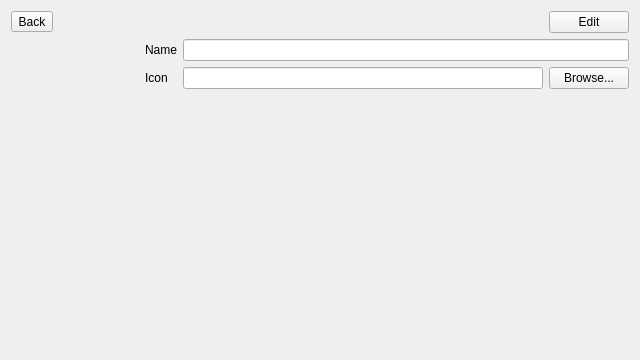
Qt form ui/settings/PageDetailsWidget.ui (OpenFairWind/FairWindSK) before a commit.
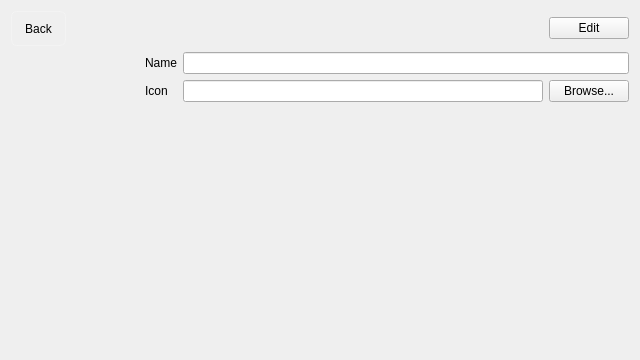
The same form after that commit. Icons and pictures are not drawn.

Commit message: Move Apps tool button setup into UI files

Diff of the .ui file:
```diff
--- a/ui/settings/PageDetailsWidget.ui
+++ b/ui/settings/PageDetailsWidget.ui
@@ -10,11 +10,45 @@
     <height>360</height>
    </rect>
   </property>
+  <property name="styleSheet">
+   <string notr="true">QToolButton#toolButton_BackFromPageDetails {
+ background: transparent;
+ border: 1px solid rgba(255, 255, 255, 0.24);
+ border-radius: 6px;
+ padding: 8px;
+}
+QToolButton#toolButton_BackFromPageDetails:hover {
+ background: rgba(255, 255, 255, 0.08);
+}
+QToolButton#toolButton_BackFromPageDetails:pressed {
+ background: rgba(255, 255, 255, 0.14);
+}
+QToolButton#toolButton_BackFromPageDetails:disabled {
+ color: rgba(255,255,255,0.35);
+ border-color: rgba(255,255,255,0.12);
+}</string>
+  </property>
   <layout class="QVBoxLayout" name="verticalLayout_PageDetails">
    <item>
     <layout class="QHBoxLayout" name="horizontalLayout_PageDetailsHeader">
      <item>
       <widget class="QToolButton" name="toolButton_BackFromPageDetails">
+       <property name="toolTip">
+        <string>Back to layout</string>
+       </property>
+       <property name="icon">
+        <iconset>
+         <normaloff>:/resources/svg/OpenBridge/arrow-left-google.svg</normaloff>:/resources/svg/OpenBridge/arrow-left-google.svg</iconset>
+       </property>
+       <property name="iconSize">
+        <size>
+         <width>24</width>
+         <height>24</height>
+        </size>
+       </property>
+       <property name="toolButtonStyle">
+        <enum>Qt::ToolButtonIconOnly</enum>
+       </property>
        <property name="text">
         <string>Back</string>
        </property>
```
The commit also changes 3 other files.
